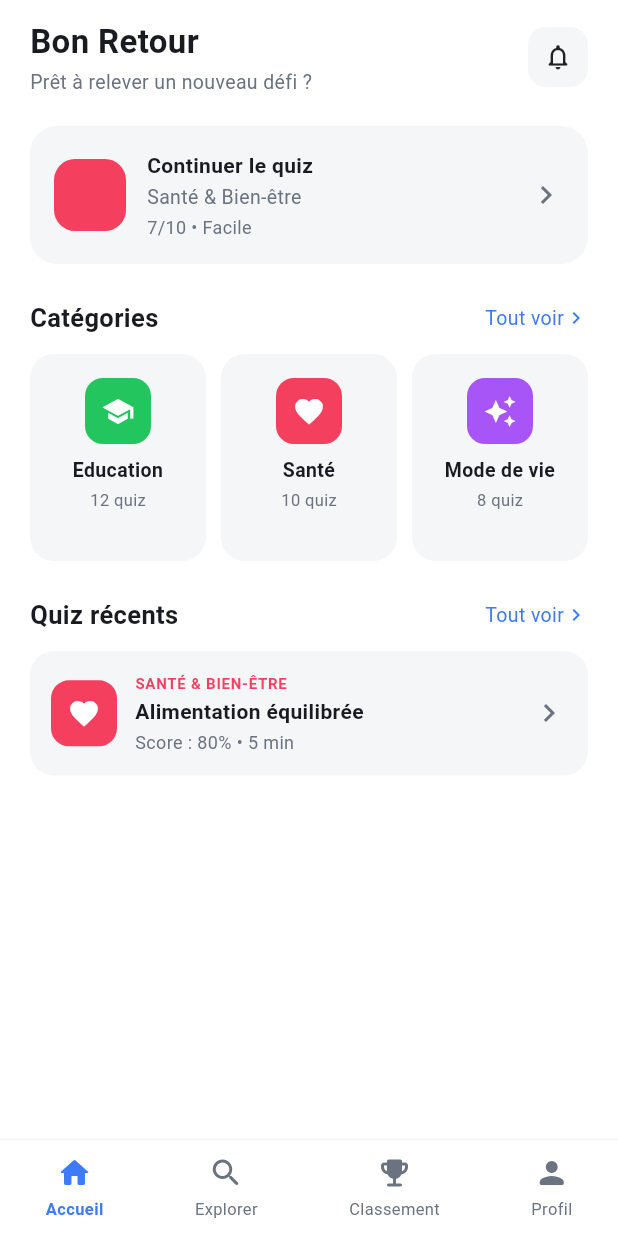
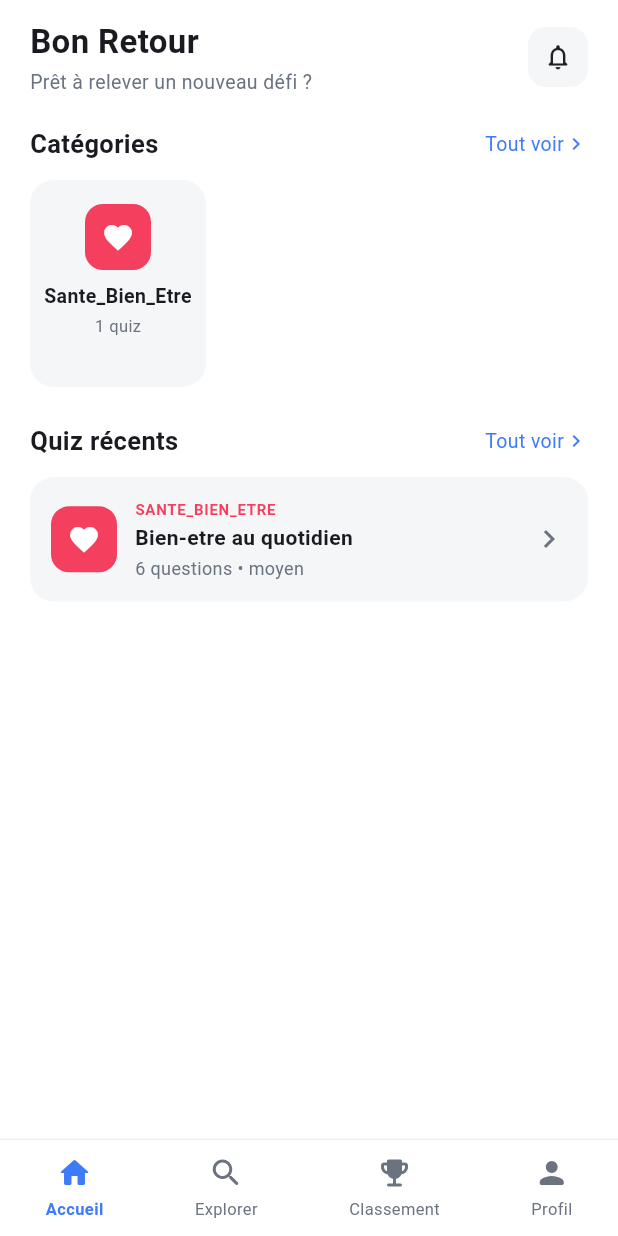
Before and after one commit to BorisDANSOU/quizmaster-groupe29, a Flutter app: the screen it shows once a user with an empty profile is signed in, on a phone screen of 412 x 824 dp. Run offline on Flutter 3.47's test engine with Material 3 defaults, Android fonts, the phone set to English and light mode, and no system bars; our stand-ins replace cloud_firestore, firebase_auth, firebase_core, flutter_riverpod, flutter_svg, google_sign_in; accounts and stored records are empty; generated files the repository leaves out were written again.

Commit message:
Declare assets/quizzes.json dans pubspec.yaml : le quiz reel s'affiche maintenant sur l'Accueil

```diff
--- a/quizmaster_mobile/lib/domain/repositories/quiz_repository.dart
+++ b/quizmaster_mobile/lib/domain/repositories/quiz_repository.dart
@@ -8,4 +8,6 @@ abstract class QuizRepository {
     String? category,
     String? difficulty,
   });
+
+  Stream<List<Quiz>> watchQuizzes();
 }
--- a/quizmaster_mobile/lib/main.dart
+++ b/quizmaster_mobile/lib/main.dart
@@ -1,9 +1,13 @@
 import 'package:firebase_core/firebase_core.dart';
+import 'package:firebase_auth/firebase_auth.dart';
 import 'package:flutter/material.dart';
-import 'package:firebase_auth/firebase_auth.dart';
+import 'package:flutter_riverpod/flutter_riverpod.dart';
 
 import 'firebase_options.dart';
 import 'domain/entities/auth_user.dart';
+import 'domain/usecases/charger_liste_quiz_usecase.dart';
+import 'domain/usecases/valider_reponse_usecase.dart';
+
 import 'data/datasources/auth_remote_datasource.dart';
 import 'data/datasources/leaderboard_remote_datasource.dart';
 import 'data/datasources/profil_remote_datasource.dart';
@@ -23,22 +27,29 @@ Future<void> main() async {
   await Firebase.initializeApp(options: DefaultFirebaseOptions.currentPlatform);
 
   final authRepository = AuthRepositoryImpl(dataSource: AuthRemoteDataSource());
+
   final quizRepository = QuizRepositoryImpl(
     dataSource: const QuizLocalDataSource(assetPath: 'assets/quizzes.json'),
   );
+
   final profilRepository = ProfilRepositoryImpl(
     dataSource: ProfilRemoteDataSource(),
   );
+
   final leaderboardRepository = LeaderboardRepositoryImpl(
     dataSource: LeaderboardRemoteDataSource(),
   );
 
   runApp(
-    QuizMasterApp(
-      authRepository: authRepository,
-      quizRepository: quizRepository,
-      profilRepository: profilRepository,
-      leaderboardRepository: leaderboardRepository,
+    // ProviderScope conserve pour la prochaine etape (flux Firestore temps
+    // reel via Riverpod) — n'a aucun effet tant qu'aucun provider n'est lu.
+    ProviderScope(
+      child: QuizMasterApp(
+        authRepository: authRepository,
+        quizRepository: quizRepository,
+        profilRepository: profilRepository,
+        leaderboardRepository: leaderboardRepository,
+      ),
     ),
   );
 }
@@ -77,7 +88,8 @@ class QuizMasterApp extends StatelessWidget {
 }
 
 /// Dirige l'utilisateur vers l'auth ou l'app principale selon l'etat
-/// REEL de la session Firebase (authStateChanges)
+/// REEL de la session Firebase (authStateChanges) — c'est ici que
+/// l'auto-connexion fonctionne concretement.
 class AuthGate extends StatelessWidget {
   const AuthGate({
     super.key,
@@ -103,9 +115,8 @@ class AuthGate extends StatelessWidget {
 
         if (snapshot.hasData) {
           return MainNavigationScreen(
-            onDemarrerQuiz: () {
-              // TODO: brancher sur le vrai flux quiz une fois quiz_provider pret
-            },
+            chargerListeQuiz: ChargerListeQuizUseCase(quizRepository),
+            validerReponse: const ValiderReponseUseCase(),
             onDeconnexion: () => authRepository.signOut(),
           );
         }
--- a/quizmaster_mobile/lib/presentation/screens/main_navigation_screen.dart
+++ b/quizmaster_mobile/lib/presentation/screens/main_navigation_screen.dart
@@ -1,21 +1,24 @@
 import 'package:flutter/material.dart';
+import '../../domain/entities/quiz.dart';
+import '../../domain/usecases/charger_liste_quiz_usecase.dart';
+import '../../domain/usecases/valider_reponse_usecase.dart';
+import '../theme/app_colors.dart';
 import 'home_screen.dart';
 import 'explore_screen.dart';
 import 'leaderboard_screen.dart';
 import 'profile_screen.dart';
+import 'quiz_flow_screen.dart';
 
-/// Conteneur des 4 onglets principaux de l'app (Accueil, Explorer,
-/// Classement, Profil). Utilise IndexedStack plutot que de recreer
-/// l'ecran a chaque changement d'onglet, pour conserver le scroll
-/// et l'etat de chaque onglet quand on navigue entre eux.
 class MainNavigationScreen extends StatefulWidget {
   const MainNavigationScreen({
     super.key,
-    required this.onDemarrerQuiz,
+    required this.chargerListeQuiz,
+    required this.validerReponse,
     required this.onDeconnexion,
   });
 
-  final VoidCallback onDemarrerQuiz;
+  final ChargerListeQuizUseCase chargerListeQuiz;
+  final ValiderReponseUseCase validerReponse;
   final VoidCallback onDeconnexion;
 
   @override
@@ -24,126 +27,135 @@ class MainNavigationScreen extends StatefulWidget {
 
 class _MainNavigationScreenState extends State<MainNavigationScreen> {
   int _ongletActuel = 0;
+  List<Quiz> _quizzes = [];
+  bool _chargement = true;
 
-  void _changerOnglet(int index) {
-    setState(() => _ongletActuel = index);
+  static const _couleursCategories = {
+    'Education': AppColors.categorieEducation,
+    'Sante_Bien_Etre': AppColors.categorieSante,
+    'Mode_De_Vie': AppColors.categorieModeDeVie,
+    'Developpement_Personnel': AppColors.categorieDeveloppement,
+  };
+  static const _iconesCategories = {
+    'Education': Icons.school,
+    'Sante_Bien_Etre': Icons.favorite,
+    'Mode_De_Vie': Icons.auto_awesome,
+    'Developpement_Personnel': Icons.person,
+  };
+
+  @override
+  void initState() {
+    super.initState();
+    _chargerQuiz();
+  }
+
+  Future<void> _chargerQuiz() async {
+    final quizzes = await widget.chargerListeQuiz.call();
+    if (!mounted) return;
+    setState(() {
+      _quizzes = quizzes;
+      _chargement = false;
+    });
+  }
+
+  void _changerOnglet(int index) => setState(() => _ongletActuel = index);
+
+  void _demarrerQuiz(Quiz quiz) {
+    Navigator.of(context).push(
+      MaterialPageRoute(
+        builder: (_) => QuizFlowScreen(
+          quiz: quiz,
+          validerReponse: widget.validerReponse,
+          onTerminer: () => Navigator.of(context).pop(),
+        ),
+      ),
+    );
   }
 
   @override
   Widget build(BuildContext context) {
+    if (_chargement) {
+      return const Scaffold(body: Center(child: CircularProgressIndicator()));
+    }
+
+    final categoriesUniques = _quizzes.map((q) => q.categorie).toSet().toList();
+
     return IndexedStack(
       index: _ongletActuel,
       children: [
         HomeScreen(
-          nomUtilisateur: 'Alex',
-          quizEnCours: const QuizEnCoursData(
-            categorie: 'Santé & Bien-être',
-            progression: '7/10',
-            difficulte: 'Facile',
-            couleur: Color(0xFFF43F5E),
-          ),
-          categories: const [
-            CategorieData(
-              nom: 'Education',
-              nombreQuiz: 12,
-              icone: Icons.school,
-              couleur: Color(0xFF22C55E),
-            ),
-            CategorieData(
-              nom: 'Santé',
-              nombreQuiz: 10,
-              icone: Icons.favorite,
-              couleur: Color(0xFFF43F5E),
-            ),
-            CategorieData(
-              nom: 'Mode de vie',
-              nombreQuiz: 8,
-              icone: Icons.auto_awesome,
-              couleur: Color(0xFFA855F7),
-            ),
-          ],
-          quizRecents: const [
-            QuizRecentData(
-              categorie: 'Santé & Bien-être',
-              titre: 'Alimentation équilibrée',
-              sousTexte: 'Score : 80% • 5 min',
-              couleur: Color(0xFFF43F5E),
-              icone: Icons.favorite,
-            ),
-          ],
-          onTapQuizEnCours: widget.onDemarrerQuiz,
+          nomUtilisateur: '',
+          quizEnCours: null,
+          categories: categoriesUniques
+              .map(
+                (cat) => CategorieData(
+                  nom: cat,
+                  nombreQuiz: _quizzes.where((q) => q.categorie == cat).length,
+                  icone: _iconesCategories[cat] ?? Icons.quiz,
+                  couleur: _couleursCategories[cat] ?? AppColors.primaryBlue,
+                ),
+              )
+              .toList(),
+          quizRecents: _quizzes
+              .take(3)
+              .map(
+                (q) => QuizRecentData(
+                  categorie: q.categorie,
+                  titre: q.titre,
+                  sousTexte:
+                      '${q.questions.length} questions • ${q.difficulte}',
+                  couleur:
+                      _couleursCategories[q.categorie] ?? AppColors.primaryBlue,
+                  icone: _iconesCategories[q.categorie] ?? Icons.quiz,
+                ),
+              )
+              .toList(),
+          onTapQuizEnCours: () {},
           onTapCategorie: (c) => _changerOnglet(1),
-          onTapQuizRecent: (q) => widget.onDemarrerQuiz(),
+          onTapQuizRecent: (data) {
+            final quiz = _quizzes.firstWhere((q) => q.titre == data.titre);
+            _demarrerQuiz(quiz);
+          },
           onTapVoirToutesCategories: () => _changerOnglet(1),
           onTapVoirTousQuizRecents: () {},
           onChangerOnglet: _changerOnglet,
         ),
         ExploreScreen(
-          categories: const [
-            CategorieExploreData(
-              nom: 'Education',
-              resume: '12 quiz • 3 niveaux',
-              icone: Icons.school,
-              couleur: Color(0xFF22C55E),
-            ),
-            CategorieExploreData(
-              nom: 'Santé & Bien-être',
-              resume: '10 quiz • 3 niveaux',
-              icone: Icons.favorite,
-              couleur: Color(0xFFF43F5E),
-            ),
-            CategorieExploreData(
-              nom: 'Mode de vie',
-              resume: '8 quiz • 3 niveaux',
-              icone: Icons.auto_awesome,
-              couleur: Color(0xFFA855F7),
-            ),
-            CategorieExploreData(
-              nom: 'Développement personnel',
-              resume: '6 quiz • 3 niveaux',
-              icone: Icons.person,
-              couleur: Color(0xFFF59E0B),
-            ),
-          ],
-          onTapCategorie: (c) => widget.onDemarrerQuiz(),
+          categories: categoriesUniques
+              .map(
+                (cat) => CategorieExploreData(
+                  nom: cat,
+                  resume:
+                      '${_quizzes.where((q) => q.categorie == cat).length} quiz',
+                  icone: _iconesCategories[cat] ?? Icons.quiz,
+                  couleur: _couleursCategories[cat] ?? AppColors.primaryBlue,
+                ),
+              )
+              .toList(),
+          onTapCategorie: (c) {
+            final quizzesDeCategorie = _quizzes
+                .where((q) => q.categorie == c.nom)
+                .toList();
+            if (quizzesDeCategorie.isNotEmpty) {
+              _demarrerQuiz(quizzesDeCategorie.first);
+            }
+          },
           onRetour: () => _changerOnglet(0),
           onChangerOnglet: _changerOnglet,
           onRecherche: (texte) {},
         ),
         LeaderboardScreen(
-          podium: const [
-            JoueurClassement(uid: '1', rang: 1, nom: 'Alex K.', points: 3120),
-            JoueurClassement(uid: '2', rang: 2, nom: 'Sophie L.', points: 2840),
-            JoueurClassement(
-              uid: '3',
-              rang: 3,
-              nom: 'Mamadou S.',
-              points: 2680,
-            ),
-          ],
-          classement: const [
-            JoueurClassement(uid: '4', rang: 4, nom: 'Amina D.', points: 2450),
-            JoueurClassement(uid: '5', rang: 5, nom: 'Lucas P.', points: 2380),
-          ],
+          podium: const [],
+          classement: const [],
           onChangerOnglet: _changerOnglet,
-          uidUtilisateurActuel: '1',
         ),
         ProfileScreen(
-          nom: 'Alex K.',
-          email: 'alexk@mail.com',
-          quizJoues: 12,
-          meilleureSerie: 7,
-          tauxReussite: 78,
-          historique: const [
-            HistoriqueItemData(
-              categorie: 'Santé & Bien-être',
-              titre: 'Alimentation équilibrée',
-              quandEtDuree: 'Aujourd\'hui • 5 min',
-              pourcentage: 80,
-              icone: Icons.favorite,
-              couleur: Color(0xFFF43F5E),
-            ),
-          ],
+          nom: '',
+          email: '',
+          quizJoues: 0,
+          meilleureSerie: 0,
+          tauxReussite: 0,
+          historique: const [],
           onEditer: () {},
           onVoirToutHistorique: () {},
           onTapHistorique: (item) {},
--- a/quizmaster_mobile/pubspec.yaml
+++ b/quizmaster_mobile/pubspec.yaml
@@ -30,7 +30,7 @@ environment:
 dependencies:
   flutter:
     sdk: flutter
-
+  flutter_riverpod: ^3.4.3
   cloud_firestore: ^5.6.12
   firebase_auth: ^5.7.0
   firebase_core: ^3.15.2
@@ -69,7 +69,8 @@ flutter:
   # assets:
   #   - images/a_dot_burr.jpeg
   #   - images/a_dot_ham.jpeg
-
+  assets:
+    - assets/quizzes.json
   # An image asset can refer to one or more resolution-specific "variants", see
   # https://flutter.dev/to/resolution-aware-images
 
```
Also changed, not shown: quizmaster_mobile/assets/quizzes.json (added, +84 -0 lines), quizmaster_mobile/lib/data/repositories/quiz_repository_impl.dart (+33 -0 lines), quizmaster_mobile/lib/presentation/providers/quiz_provider.dart (added, +16 -0 lines), quizmaster_mobile/lib/presentation/screens/app_shell.dart (+16 -15 lines), quizmaster_mobile/lib/presentation/screens/quiz_flow_screen.dart (+20 -29 lines), quizmaster_mobile/pubspec.lock.
